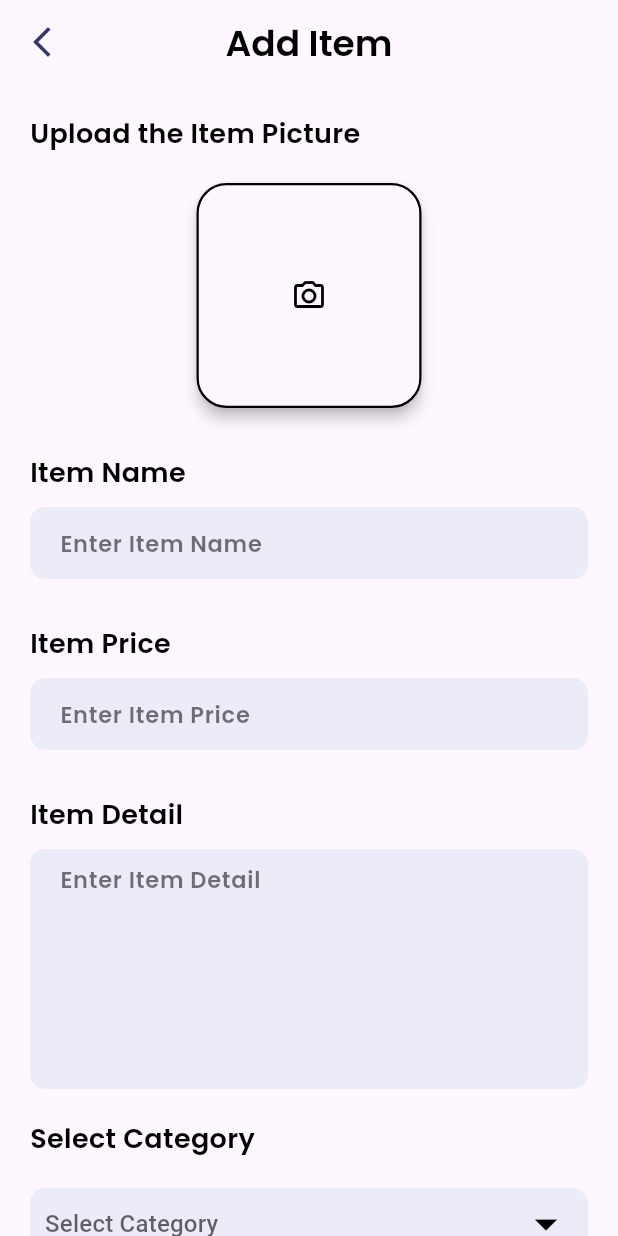
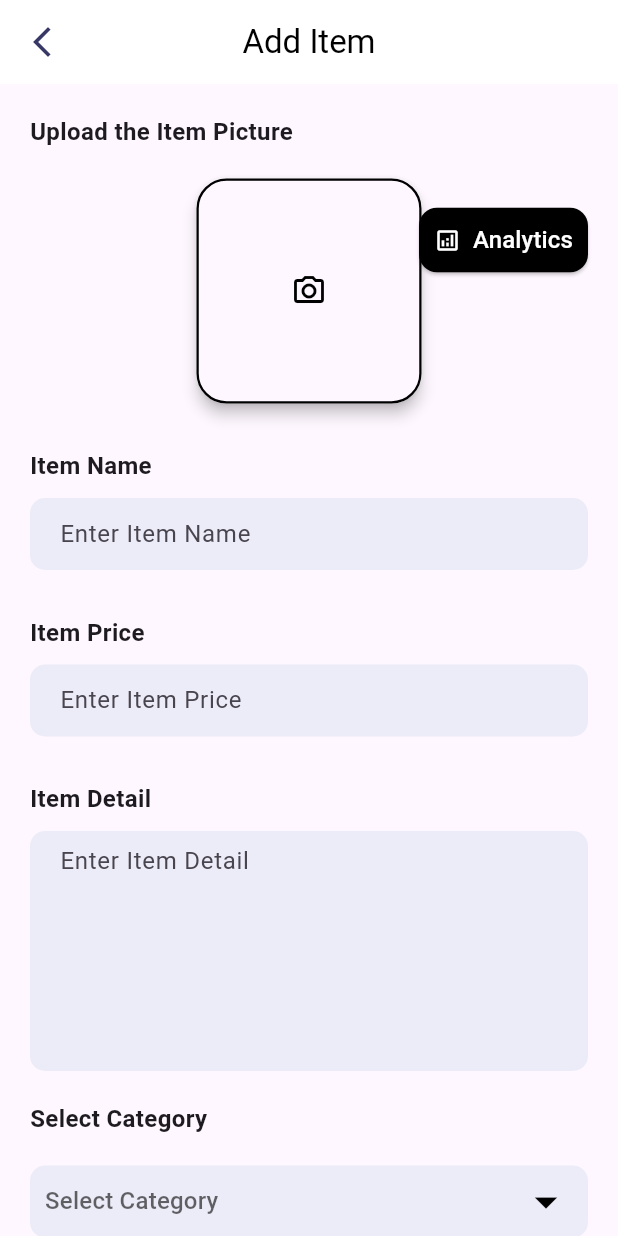
Before and after one commit to Nippaniraghu/Messapp, a Flutter app: the AddFood screen opened directly, on a phone screen of 412 x 824 dp. Run offline on Flutter 3.47's test engine with Material 3 defaults, Android fonts, the phone set to English and light mode, and no system bars; our stand-ins replace cloud_firestore, curved_navigation_bar, firebase_auth, firebase_core, firebase_storage, image_picker and 1 more; accounts and stored records are empty.

Commit message:
done admin

```diff
--- a/lib/admin/add_food.dart
+++ b/lib/admin/add_food.dart
@@ -2,10 +2,9 @@ import 'dart:io';
 import 'package:flutter/foundation.dart';
 import 'package:firebase_storage/firebase_storage.dart';
 import 'package:flutter/material.dart';
-// import 'package:collegeproject/service/database.dart';
-import 'package:collegeproject/widget/widget_support.dart';
 import 'package:image_picker/image_picker.dart';
 import 'package:random_string/random_string.dart';
+import 'package:url_launcher/url_launcher.dart';
 
 class AddFood extends StatefulWidget {
   const AddFood({super.key});
@@ -17,9 +16,9 @@ class AddFood extends StatefulWidget {
 class _AddFoodState extends State<AddFood> {
   final List<String> fooditems = ['Ice-cream', 'Burger', 'Salad', 'Pizza'];
   String? value;
-  TextEditingController namecontroller = new TextEditingController();
-  TextEditingController pricecontroller = new TextEditingController();
-  TextEditingController detailcontroller = new TextEditingController();
+  TextEditingController namecontroller = TextEditingController();
+  TextEditingController pricecontroller = TextEditingController();
+  TextEditingController detailcontroller = TextEditingController();
   final ImagePicker _picker = ImagePicker();
   File? selectedImage;
 
@@ -32,9 +31,9 @@ class _AddFoodState extends State<AddFood> {
 
   uploadItem() async {
     if (selectedImage != null &&
-        namecontroller.text != "" &&
-        pricecontroller.text != "" &&
-        detailcontroller.text != "") {
+        namecontroller.text.isNotEmpty &&
+        pricecontroller.text.isNotEmpty &&
+        detailcontroller.text.isNotEmpty) {
       String addId = randomAlphaNumeric(10);
 
       Reference firebaseStorageRef =
@@ -47,18 +46,27 @@ class _AddFoodState extends State<AddFood> {
         "Image": downloadUrl,
         "Name": namecontroller.text,
         "Price": pricecontroller.text,
-        "Detail": detailcontroller.text
+        "Detail": detailcontroller.text,
       };
-      // await DatabaseMethods().addFoodItem(addItem, value!).then((value) {
-      //   ScaffoldMessenger.of(context).showSnackBar(SnackBar(
-      //       backgroundColor: Colors.orangeAccent,
-      //       content: Text(
-      //         "Food Item has been added Successfully",
-      //         style: TextStyle(fontSize: 18.0),
-      //       )));
-      // }
 
-      // );
+      ScaffoldMessenger.of(context).showSnackBar(SnackBar(
+        backgroundColor: Colors.orangeAccent,
+        content: Text(
+          "Food Item has been added Successfully",
+          style: TextStyle(fontSize: 18.0),
+        ),
+      ));
+    }
+  }
+
+  // Function to open a web page
+  Future<void> openWebPage(String url) async {
+    final Uri uri = Uri.parse(url);
+
+    if (await canLaunchUrl(uri)) {
+      await launchUrl(uri, mode: LaunchMode.externalApplication);
+    } else {
+      throw 'Could not launch $url';
     }
   }
 
@@ -73,27 +81,32 @@ class _AddFoodState extends State<AddFood> {
           child: Icon(
             Icons.arrow_back_ios_new_outlined,
             color: Color(0xFF373866),
-            )),
+          ),
+        ),
         centerTitle: true,
         title: Text(
           "Add Item",
-          style: AppWidget.HeadlineTextFeildStyle(),
+          style: TextStyle(
+            fontSize: 22,
+            color: Colors.black,
           ),
         ),
-      body: SingleChildScrollView(
+        backgroundColor: Colors.white,
+      ),
+      body: Stack(
+        children: [
+          SingleChildScrollView(
             child: Container(
-          margin:
-              EdgeInsets.only(left: 20.0, right: 20.0, top: 20.0, bottom: 50.0),
+              margin: EdgeInsets.only(
+                  left: 20.0, right: 20.0, top: 20.0, bottom: 50.0),
               child: Column(
                 crossAxisAlignment: CrossAxisAlignment.start,
                 children: [
                   Text(
                     "Upload the Item Picture",
-                style: AppWidget.semiBoldTextFeildStyle(),
+                    style: TextStyle(fontWeight: FontWeight.bold, fontSize: 16),
                   ),
-              SizedBox(
-                height: 20.0,
-              ),
+                  SizedBox(height: 20.0),
                   selectedImage == null
                       ? GestureDetector(
                           onTap: () {
@@ -107,8 +120,8 @@ class _AddFoodState extends State<AddFood> {
                                 width: 150,
                                 height: 150,
                                 decoration: BoxDecoration(
-                              border:
-                                  Border.all(color: Colors.black, width: 1.5),
+                                  border: Border.all(
+                                      color: Colors.black, width: 1.5),
                                   borderRadius: BorderRadius.circular(20),
                                 ),
                                 child: Icon(
@@ -127,7 +140,8 @@ class _AddFoodState extends State<AddFood> {
                               width: 150,
                               height: 150,
                               decoration: BoxDecoration(
-                            border: Border.all(color: Colors.black, width: 1.5),
+                                border:
+                                    Border.all(color: Colors.black, width: 1.5),
                                 borderRadius: BorderRadius.circular(20),
                               ),
                               child: ClipRRect(
@@ -140,16 +154,63 @@ class _AddFoodState extends State<AddFood> {
                             ),
                           ),
                         ),
-              SizedBox(
-                height: 30.0,
+                  SizedBox(height: 30.0),
+                  buildTextField("Item Name", namecontroller),
+                  SizedBox(height: 30.0),
+                  buildTextField("Item Price", pricecontroller),
+                  SizedBox(height: 30.0),
+                  buildTextField("Item Detail", detailcontroller, maxLines: 6),
+                  SizedBox(height: 20.0),
+                  Text(
+                    "Select Category",
+                    style: TextStyle(fontWeight: FontWeight.bold, fontSize: 16),
                   ),
+                  SizedBox(height: 20.0),
+                  buildDropdown(),
+                  SizedBox(height: 30.0),
+                  buildButton("Add", uploadItem),
+                ],
+              ),
+            ),
+          ),
+          Positioned(
+            top: 80, // Adjust to move the button slightly down
+            right: 20, // Keep the button aligned to the right
+            child: ElevatedButton.icon(
+              style: ElevatedButton.styleFrom(
+                backgroundColor: Colors.black, // Background color
+                padding: EdgeInsets.symmetric(horizontal: 10, vertical: 10),
+                shape: RoundedRectangleBorder(
+                  borderRadius: BorderRadius.circular(12),
+                ),
+              ),
+              onPressed: () {
+                openWebPage(
+                    "https://console.firebase.google.com/project/mess-app-ec79e/analytics/app/android:com.example.messapp/overview/reports~2Fdashboard%3Fr%3Dfirebase-overview&fpn%3D433969056606?fb_gclid=Cj0KCQiAgdC6BhCgARIsAPWNWH2i4OTOouzQ33Hafd75EmlEPx5_TrmLZS0a1oalFqfiSxnOg0_rumYaAkXoEALw_wcB");
+              },
+              icon: Icon(Icons.analytics_outlined, color: Colors.white),
+              label: Text(
+                "Analytics",
+                style: TextStyle(fontSize: 16, color: Colors.white),
+              ),
+            ),
+          ),
+        ],
+      ),
+    );
+  }
+
+  // Helper methods for UI components
+  Widget buildTextField(String label, TextEditingController controller,
+      {int maxLines = 1}) {
+    return Column(
+      crossAxisAlignment: CrossAxisAlignment.start,
+      children: [
         Text(
-                "Item Name",
-                style: AppWidget.semiBoldTextFeildStyle(),
+          label,
+          style: TextStyle(fontWeight: FontWeight.bold, fontSize: 16),
         ),
-              SizedBox(
-                height: 10.0,
-              ),
+        SizedBox(height: 10.0),
         Container(
           padding: EdgeInsets.symmetric(horizontal: 20.0),
           width: MediaQuery.of(context).size.width,
@@ -157,78 +218,24 @@ class _AddFoodState extends State<AddFood> {
               color: Color(0xFFececf8),
               borderRadius: BorderRadius.circular(10)),
           child: TextField(
-                  controller: namecontroller,
+            controller: controller,
+            maxLines: maxLines,
             decoration: InputDecoration(
               border: InputBorder.none,
-                      hintText: "Enter Item Name",
-                      hintStyle: AppWidget.LightTextFeildStyle()),
+              hintText: "Enter $label",
             ),
           ),
-              SizedBox(
-                height: 30.0,
         ),
-              Text(
-                "Item Price",
-                style: AppWidget.semiBoldTextFeildStyle(),
-              ),
-              SizedBox(
-                height: 10.0,
-              ),
-              Container(
-                padding: EdgeInsets.symmetric(horizontal: 20.0),
-                width: MediaQuery.of(context).size.width,
-                decoration: BoxDecoration(
-                    color: Color(0xFFececf8),
-                    borderRadius: BorderRadius.circular(10)),
-                child: TextField(
-                  controller: pricecontroller,
-                  decoration: InputDecoration(
-                      border: InputBorder.none,
-                      hintText: "Enter Item Price",
-                      hintStyle: AppWidget.LightTextFeildStyle()),
-                ),
-              ),
-              SizedBox(
-                height: 30.0,
-              ),
-              Text(
-                "Item Detail",
-                style: AppWidget.semiBoldTextFeildStyle(),
-              ),
-              SizedBox(
-                height: 10.0,
-              ),
-              Container(
-                padding: EdgeInsets.symmetric(horizontal: 20.0),
-                width: MediaQuery.of(context).size.width,
-                decoration: BoxDecoration(
-                    color: Color(0xFFececf8),
-                    borderRadius: BorderRadius.circular(10)),
-                child: TextField(
-                  maxLines: 6,
-                  controller: detailcontroller,
-                  decoration: InputDecoration(
-                      border: InputBorder.none,
-                      hintText: "Enter Item Detail",
-                      hintStyle: AppWidget.LightTextFeildStyle()),
-                ),
-              ),
-              SizedBox(
-                height: 20.0,
-              ),
-              Text(
-                "Select Category",
-                style: AppWidget.semiBoldTextFeildStyle(),
-              ),
-              SizedBox(
-                height: 20.0,
-              ),
-              Container(
+      ],
+    );
+  }
+
+  Widget buildDropdown() {
+    return Container(
       padding: EdgeInsets.symmetric(horizontal: 10.0),
       width: MediaQuery.of(context).size.width,
       decoration: BoxDecoration(
-                    color: Color(0xFFececf8),
-                    borderRadius: BorderRadius.circular(10)),
+          color: Color(0xFFececf8), borderRadius: BorderRadius.circular(10)),
       child: DropdownButtonHideUnderline(
         child: DropdownButton<String>(
           items: fooditems
@@ -236,9 +243,9 @@ class _AddFoodState extends State<AddFood> {
                     value: item,
                     child: Text(
                       item,
-                            style:
-                                TextStyle(fontSize: 18.0, color: Colors.black),
-                          )))
+                      style: TextStyle(fontSize: 18.0, color: Colors.black),
+                    ),
+                  ))
               .toList(),
           onChanged: ((value) => setState(() {
                 this.value = value;
@@ -246,33 +253,28 @@ class _AddFoodState extends State<AddFood> {
           dropdownColor: Colors.white,
           hint: Text("Select Category"),
           iconSize: 36,
-                  icon: Icon(
-                    Icons.arrow_drop_down,
-                    color: Colors.black,
+          icon: Icon(Icons.arrow_drop_down, color: Colors.black),
+          value: value,
         ),
-                  value: value,
-                )),
       ),
-              SizedBox(
-                height: 30.0,
-              ),
-              GestureDetector(
-                onTap: () {
-                  uploadItem();
-                },
+    );
+  }
+
+  Widget buildButton(String label, VoidCallback onPressed) {
+    return GestureDetector(
+      onTap: onPressed,
       child: Center(
         child: Material(
           elevation: 5.0,
           borderRadius: BorderRadius.circular(10),
           child: Container(
-                      padding: EdgeInsets.symmetric(vertical: 5.0),
+            padding: EdgeInsets.symmetric(vertical: 12.0),
             width: 150,
             decoration: BoxDecoration(
-                          color: Colors.black,
-                          borderRadius: BorderRadius.circular(10)),
+                color: Colors.black, borderRadius: BorderRadius.circular(10)),
             child: Center(
               child: Text(
-                          "Add",
+                label,
                 style: TextStyle(
                     color: Colors.white,
                     fontSize: 22.0,
@@ -282,11 +284,6 @@ class _AddFoodState extends State<AddFood> {
           ),
         ),
       ),
-              )
-            ],
-          ),
-        ),
-      ),
     );
   }
 }
--- a/lib/main.dart
+++ b/lib/main.dart
@@ -71,7 +71,7 @@ class MyApp extends StatelessWidget {
           colorScheme: ColorScheme.fromSeed(seedColor: Colors.deepPurple),
           useMaterial3: true,
         ),
-        home: const Home());
+        home: const Onboard());
   }
 }
 
--- a/pubspec.yaml
+++ b/pubspec.yaml
@@ -40,6 +40,8 @@ dependencies:
   shared_preferences: ^2.3.3
   firebase_storage: ^12.3.6
   provider: ^6.1.2
+  firebase_analytics: ^11.3.6
+  url_launcher: ^6.3.1
 
     # upi_india: ^3.0.1
 
```
Also changed, not shown: lib/admin/admin_login.dart (+18 -24 lines), lib/pages/profile.dart (+29 -0 lines), pubspec.lock, 7 other files. Lines whose indentation alone changed are shown as unchanged.
